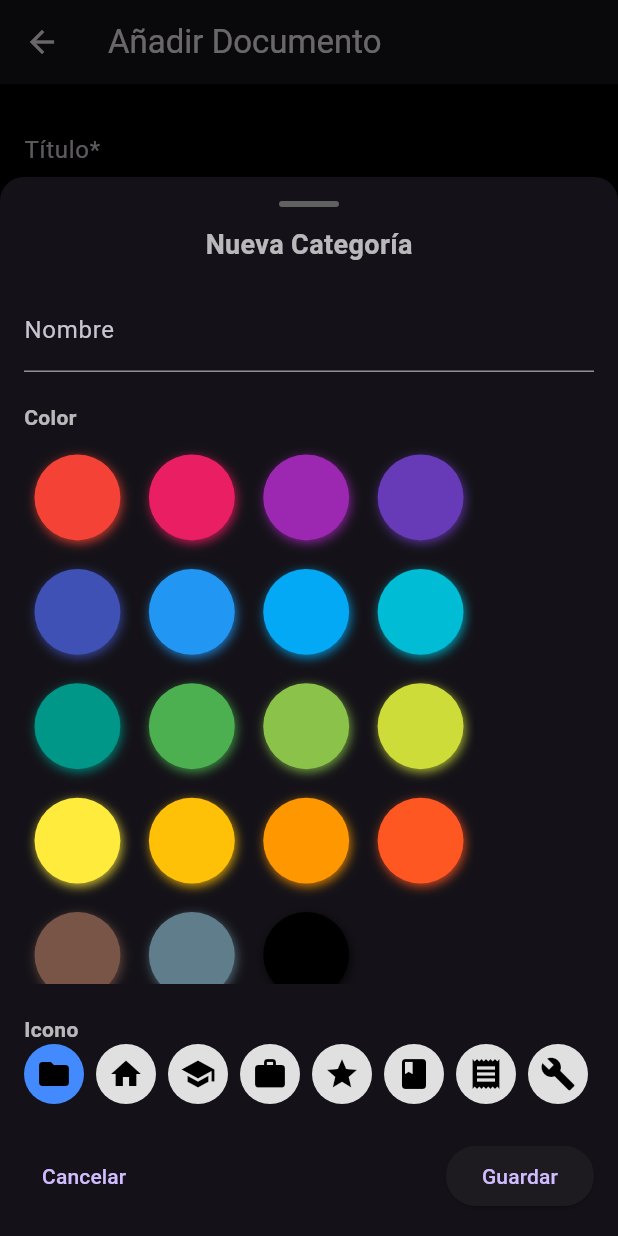
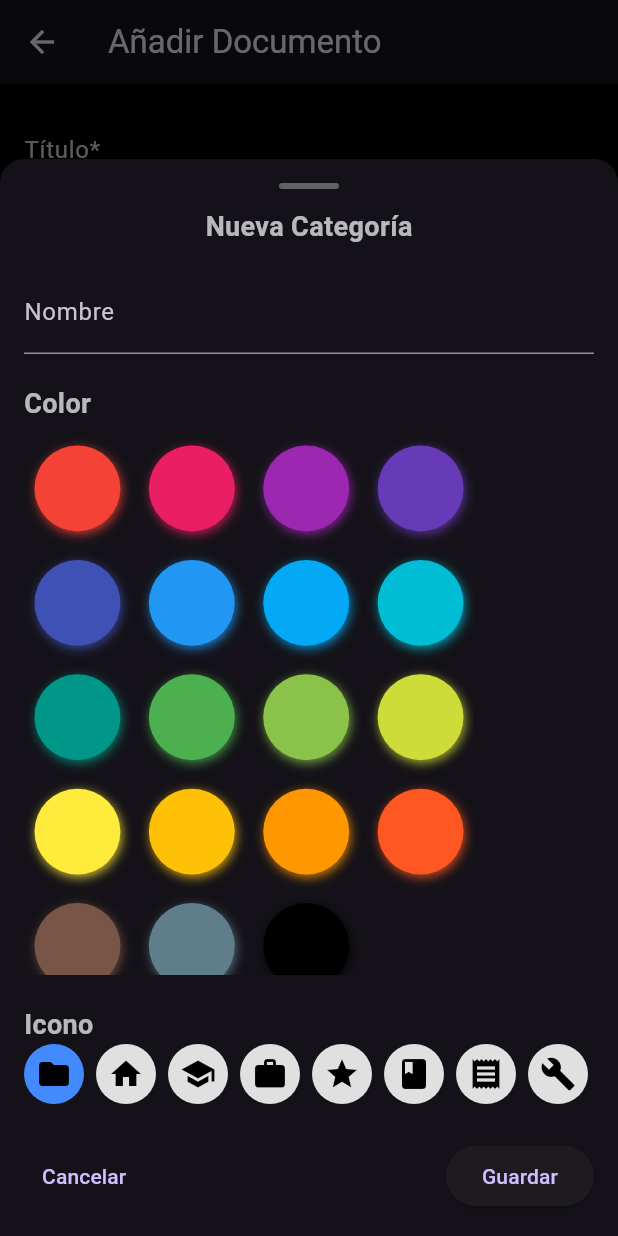
Before and after one commit to 0wen26/docudex, a Flutter app: the AddEditDocumentScreen screen opened directly, after a tap on the "add" icon, on a phone screen of 412 x 824 dp. Run offline on Flutter 3.47's test engine with Material 3 defaults, Android fonts, the phone set to English and light mode, and no system bars; drawn by our look-alikes of flutter_colorpicker; our stand-ins replace file_picker, get_it, image_picker, sqflite; missing offline and left inert: flutter_nfc_kit, ndef, nfc_manager; accounts and stored records are empty.

Commit message:
feat: add central AppTheme and refactor

```diff
--- /dev/null
+++ b/lib/core/app_theme.dart
@@ -0,0 +1,28 @@
+import 'package:flutter/material.dart';
+
+class AppTheme {
+  // Colors
+  static const Color primaryColor = Colors.blueGrey;
+  static const Color scaffoldBackgroundColor = Colors.black;
+  static const Color cardColor = Color(0xFF212121); // Colors.grey[900]
+  static const Color textColor = Colors.white70;
+
+  // Paddings
+  static const EdgeInsets screenPadding = EdgeInsets.all(16);
+  static const EdgeInsets cardPadding = EdgeInsets.all(12.0);
+  static const EdgeInsets formFieldMargin = EdgeInsets.only(bottom: 16);
+
+  // Generic spacing value
+  static const double elementSpacing = 12.0;
+
+  // Text styles
+  static const TextStyle headingStyle =
+      TextStyle(fontSize: 18, fontWeight: FontWeight.bold);
+
+  static final ThemeData themeData = ThemeData.dark().copyWith(
+    primaryColor: primaryColor,
+    scaffoldBackgroundColor: scaffoldBackgroundColor,
+    cardColor: cardColor,
+    textTheme: const TextTheme(bodyMedium: TextStyle(color: textColor)),
+  );
+}
--- a/lib/core/widgets/add_category_dialog.dart
+++ b/lib/core/widgets/add_category_dialog.dart
@@ -5,6 +5,7 @@ import 'package:flutter_colorpicker/flutter_colorpicker.dart';
 import 'package:docudex/data/models/category.dart';
 import 'package:docudex/domain/repositories/category_repository.dart';
 import 'package:docudex/injection_container.dart';
+import '../app_theme.dart';
 
 final List<IconData> availableIcons = [
   Icons.folder,
@@ -54,7 +55,7 @@ Future<bool> showAddCategoryDialog(BuildContext context) async {
             const Center(
               child: Text(
                 'Nueva Categoría',
-                style: TextStyle(fontSize: 18, fontWeight: FontWeight.bold),
+                style: AppTheme.headingStyle,
               ),
             ),
             const SizedBox(height: 16),
@@ -63,14 +64,14 @@ Future<bool> showAddCategoryDialog(BuildContext context) async {
               decoration: const InputDecoration(labelText: 'Nombre'),
             ),
             const SizedBox(height: 20),
-            const Text('Color', style: TextStyle(fontWeight: FontWeight.bold)),
+            const Text('Color', style: AppTheme.headingStyle),
             const SizedBox(height: 8),
             BlockPicker(
               pickerColor: selectedColor,
               onColorChanged: (color) => selectedColor = color,
             ),
             const SizedBox(height: 20),
-            const Text('Icono', style: TextStyle(fontWeight: FontWeight.bold)),
+            const Text('Icono', style: AppTheme.headingStyle),
             Wrap(
               spacing: 8,
               runSpacing: 8,
--- a/lib/core/widgets/document_card.dart
+++ b/lib/core/widgets/document_card.dart
@@ -5,6 +5,7 @@ import 'package:docudex/data/models/document.dart';
 import 'package:docudex/utils/document_utils.dart';
 import 'package:docudex/utils/app_utils.dart';
 import 'package:docudex/utils/icon_utils.dart';
+import '../app_theme.dart';
 
 class DocumentCard extends StatelessWidget {
   final Document document;
@@ -29,6 +30,7 @@ class DocumentCard extends StatelessWidget {
     final icon = iconFromCodePoint(categoryIcon);
 
     return Card(
+      margin: AppTheme.cardPadding,
       shape: RoundedRectangleBorder(
         side: BorderSide(color: borderColor, width: 2),
         borderRadius: BorderRadius.circular(8),
--- a/lib/screens/add_edit_document_screen.dart
+++ b/lib/screens/add_edit_document_screen.dart
@@ -4,6 +4,7 @@ import 'package:flutter/material.dart';
 import '../data/models/document.dart';
 import '../core/widgets/add_edit_document_form.dart';
 import '../widgets/shared/custom_app_bar.dart';
+import '../core/app_theme.dart';
 
 class AddEditDocumentScreen extends StatefulWidget {
   final Document? existingDocument;
@@ -31,7 +32,7 @@ class _AddEditDocumentScreenState extends State<AddEditDocumentScreen> {
 
   Widget _buildForm() {
     return SingleChildScrollView(
-      padding: const EdgeInsets.all(16),
+      padding: AppTheme.screenPadding,
       child: AddEditDocumentForm(
         existingDocument: widget.existingDocument,
         onSaved: () => Navigator.pop(context, true),
```
Also changed, not shown: lib/main.dart (+2 -7 lines), lib/screens/document_list_screen.dart (+4 -3 lines).
